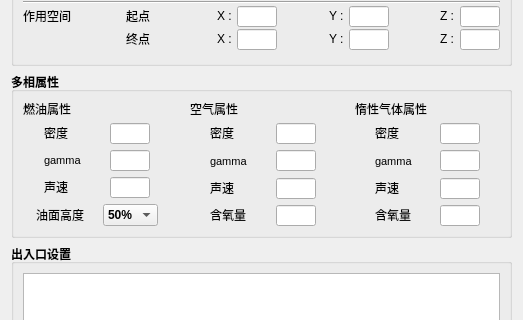
The window that SphDockWidget.ui (519984307/InertSimu) describes before a commit, drawn with Qt 5; both pictures show x 0 to 523 and y 142 to 462 of the 523 by 987 pixel window.
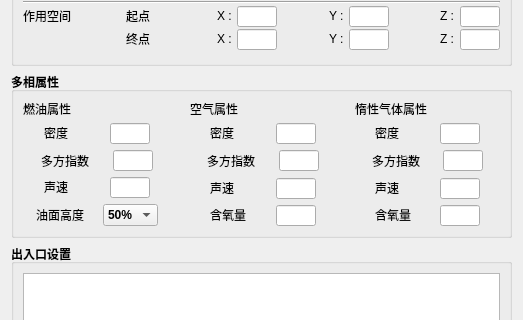
The same window after the commit.

What changed in the file:
```diff
--- a/SphDockWidget.ui
+++ b/SphDockWidget.ui
@@ -12,7 +12,7 @@
   </property>
   <property name="minimumSize">
    <size>
-    <width>81</width>
+    <width>100</width>
     <height>39</height>
    </size>
   </property>
@@ -1523,18 +1523,18 @@
                 </property>
                 <property name="maximumSize">
                  <size>
-                  <width>40</width>
+                  <width>60</width>
                   <height>16</height>
                  </size>
                 </property>
                 <property name="font">
                  <font>
-                  <pointsize>8</pointsize>
+                  <pointsize>9</pointsize>
                   <bold>false</bold>
                  </font>
                 </property>
                 <property name="text">
-                 <string>gamma</string>
+                 <string>&lt;html&gt;&lt;head/&gt;&lt;body&gt;&lt;p&gt;多方指数&lt;/p&gt;&lt;/body&gt;&lt;/html&gt;</string>
                 </property>
                </widget>
               </item>
@@ -1884,18 +1884,18 @@
                 </property>
                 <property name="maximumSize">
                  <size>
-                  <width>40</width>
+                  <width>60</width>
                   <height>16</height>
                  </size>
                 </property>
                 <property name="font">
                  <font>
-                  <pointsize>8</pointsize>
+                  <pointsize>9</pointsize>
                   <bold>false</bold>
                  </font>
                 </property>
                 <property name="text">
-                 <string>gamma</string>
+                 <string>多方指数</string>
                 </property>
                </widget>
               </item>
@@ -2237,18 +2237,18 @@
                 </property>
                 <property name="maximumSize">
                  <size>
-                  <width>40</width>
+                  <width>60</width>
                   <height>16</height>
                  </size>
                 </property>
                 <property name="font">
                  <font>
-                  <pointsize>8</pointsize>
+                  <pointsize>9</pointsize>
                   <bold>false</bold>
                  </font>
                 </property>
                 <property name="text">
-                 <string>gamma</string>
+                 <string>多方指数</string>
                 </property>
                </widget>
               </item>
```
